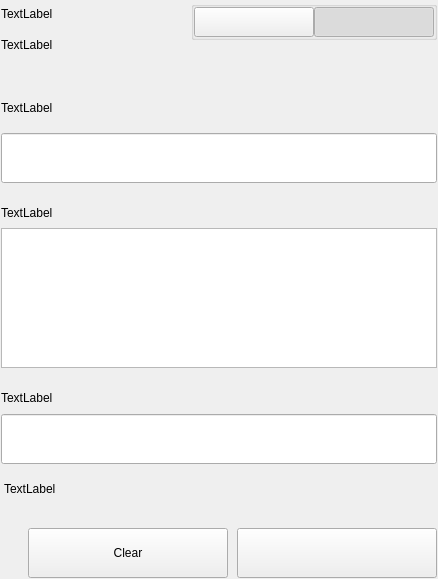
This is src/qt/timelockcoin/settings/forms/settingssignmessagewidgets.ui in timelockcoin/tym as Qt 5 draws it before an edit. The edited form follows.
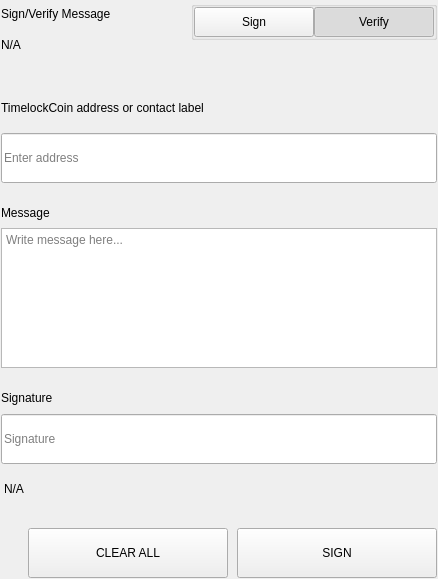
This is the edited form.

Diff of the .ui file:
```diff
--- a/src/qt/timelockcoin/settings/forms/settingssignmessagewidgets.ui
+++ b/src/qt/timelockcoin/settings/forms/settingssignmessagewidgets.ui
@@ -75,14 +75,14 @@
              <item>
               <widget class="QLabel" name="labelTitle">
                <property name="text">
-                <string>TextLabel</string>
+                <string>Sign/Verify Message</string>
                </property>
               </widget>
              </item>
              <item>
               <widget class="QLabel" name="labelSubtitle1">
                <property name="text">
-                <string>TextLabel</string>
+                <string notr="true">N/A</string>
                </property>
                <property name="wordWrap">
                 <bool>true</bool>
@@ -162,7 +162,7 @@
                     <enum>Qt::NoFocus</enum>
                    </property>
                    <property name="text">
-                    <string/>
+                    <string>Sign</string>
                    </property>
                    <property name="checkable">
                     <bool>true</bool>
@@ -190,7 +190,7 @@
                     <enum>Qt::NoFocus</enum>
                    </property>
                    <property name="text">
-                    <string/>
+                    <string>Verify</string>
                    </property>
                    <property name="checkable">
                     <bool>true</bool>
@@ -276,7 +276,7 @@
                </size>
               </property>
               <property name="text">
-               <string>TextLabel</string>
+               <string>TimelockCoin address or contact label</string>
               </property>
              </widget>
             </item>
@@ -294,6 +294,9 @@
                 <height>50</height>
                </size>
               </property>
+              <property name="placeholderText">
+               <string>Enter address</string>
+              </property>
              </widget>
             </item>
            </layout>
@@ -335,7 +338,7 @@
               </size>
              </property>
              <property name="text">
-              <string>TextLabel</string>
+              <string>Message</string>
              </property>
             </widget>
            </item>
@@ -353,6 +356,9 @@
                <height>140</height>
               </size>
              </property>
+             <property name="placeholderText">
+              <string>Write message here...</string>
+             </property>
             </widget>
            </item>
           </layout>
@@ -415,7 +421,7 @@
                </size>
               </property>
               <property name="text">
-               <string>TextLabel</string>
+               <string>Signature</string>
               </property>
              </widget>
             </item>
@@ -427,6 +433,9 @@
                 <height>50</height>
                </size>
               </property>
+              <property name="placeholderText">
+               <string>Signature</string>
+              </property>
              </widget>
             </item>
            </layout>
@@ -438,7 +447,7 @@
             <string notr="true">padding-top:5px;</string>
            </property>
            <property name="text">
-            <string>TextLabel</string>
+            <string notr="true">N/A</string>
            </property>
           </widget>
          </item>
@@ -491,7 +500,7 @@
               <enum>Qt::NoFocus</enum>
              </property>
              <property name="text">
-              <string>Clear</string>
+              <string>CLEAR ALL</string>
              </property>
             </widget>
            </item>
@@ -513,7 +522,7 @@
               <enum>Qt::NoFocus</enum>
              </property>
              <property name="text">
-              <string/>
+              <string>SIGN</string>
              </property>
             </widget>
            </item>
```
